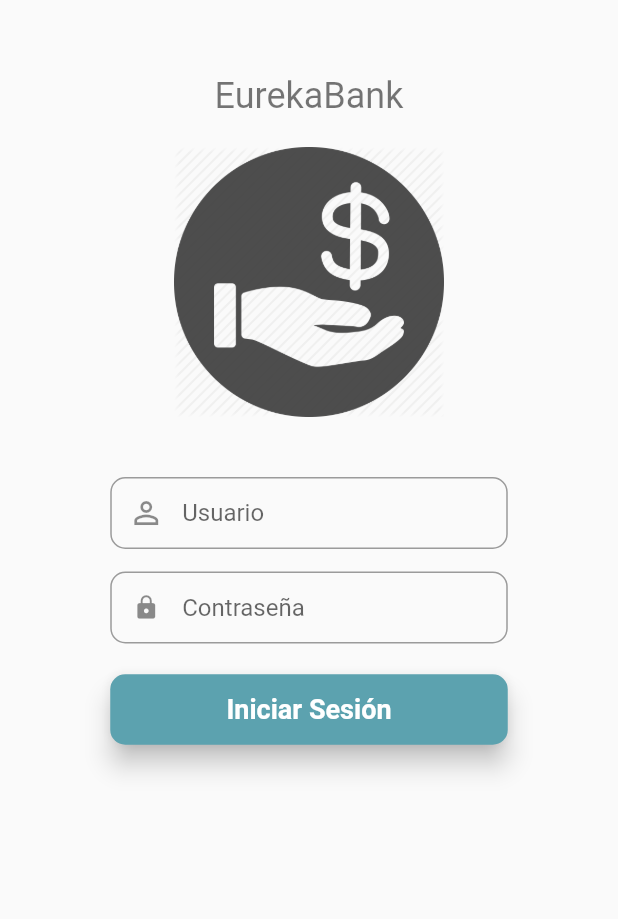
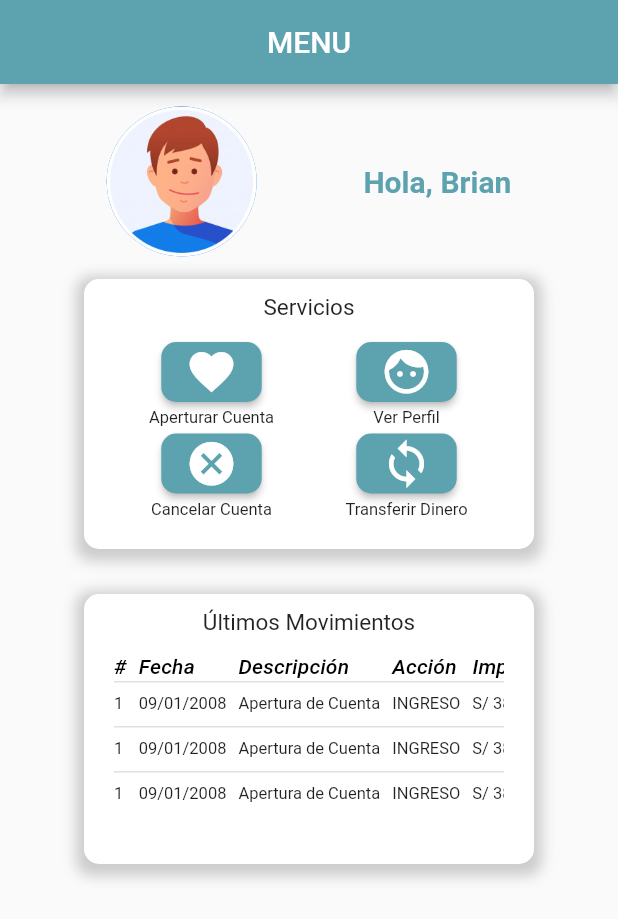
Before and after one commit to borellana96/eurokabank, a Flutter app: the screen it shows after launch, on a phone screen of 412 x 824 dp. Shown: the top 919 px of the screen. Run offline on Flutter 3.47's test engine with Material 2 defaults, Android fonts, the phone set to English and light mode, and no system bars; Roboto replaces fonts that are missing (OpenSans).

Commit message:
menu page

```diff
--- a/lib/main.dart
+++ b/lib/main.dart
@@ -1,5 +1,7 @@
+import 'package:flutter/material.dart';
+
 import 'package:eureka_bank/pages/login_page.dart';
-import 'package:flutter/material.dart';
+import 'package:eureka_bank/pages/menu_page.dart';
 
 void main() {
   runApp(MyApp());
@@ -13,9 +15,10 @@ class MyApp extends StatelessWidget {
     return MaterialApp(
       debugShowCheckedModeBanner: false,
       title: 'Eureka Bank',
-      initialRoute: 'login',
+      initialRoute: 'menu',
       routes: {
-        'login' : (BuildContext context) => LoginPage()
+        'login' : (BuildContext context) => LoginPage(),
+        'menu'  : (BuildContext context) => MenuPage()
       },
       theme: ThemeData(
         primarySwatch: Colors.blue,
--- /dev/null
+++ b/lib/pages/menu_page.dart
@@ -0,0 +1,262 @@
+import 'package:flutter/material.dart';
+
+class MenuPage extends StatelessWidget {
+  const MenuPage({Key key}) : super(key: key);
+
+
+
+  @override
+  Widget build(BuildContext context) {
+    return Scaffold(
+      appBar: AppBar(
+        automaticallyImplyLeading: false,
+        backgroundColor: Color.fromRGBO(92, 162, 175, 1),
+        title: tituloMenu(),
+      ),
+      body: Container(
+        child: Column(
+          children: <Widget>[
+            headerMenu(),
+            Container(
+              width: 300,
+              padding: EdgeInsets.symmetric(horizontal: 20),
+              height: 180,
+              decoration: BoxDecoration(
+                color: Colors.white, //color de fondo
+                borderRadius: BorderRadius.only(
+                    topLeft: Radius.circular(10),
+                    topRight: Radius.circular(10),
+                    bottomLeft: Radius.circular(10),
+                    bottomRight: Radius.circular(10)),
+                boxShadow: [
+                  BoxShadow(
+                    //sombrilla
+                    color: Colors.grey.withOpacity(0.5),
+                    spreadRadius: 5,
+                    blurRadius: 7,
+                    offset: Offset(0, 3),
+                  ),
+                ],
+              ),
+              child: Column(
+                children: <Widget>[
+                  tituloCard("Servicios"),
+                  Container(
+                    child: Row(
+                      mainAxisAlignment: MainAxisAlignment.spaceAround,
+                      children: <Widget>[
+                        botonServicio(Icons.favorite, "Aperturar Cuenta"),
+                        botonServicio(Icons.face, "Ver Perfil"),
+                      ],
+                    ),
+                  ),
+                  Container(
+                    child: Row(
+                      mainAxisAlignment: MainAxisAlignment.spaceAround,
+                      children: <Widget>[
+                        botonServicio(Icons.cancel, "Cancelar Cuenta"),
+                        botonServicio(Icons.sync, "Transferir Dinero"),
+                      ],
+                    ),
+                  ),
+                ],
+              ),
+            ),
+            SizedBox(height: 30),
+            Container(
+              width: 300,
+              height: 180,
+              padding: EdgeInsets.symmetric(horizontal: 20),
+              decoration: BoxDecoration(
+                color: Colors.white, //color de fondo
+                borderRadius: BorderRadius.only(
+                    topLeft: Radius.circular(10),
+                    topRight: Radius.circular(10),
+                    bottomLeft: Radius.circular(10),
+                    bottomRight: Radius.circular(10)),
+                boxShadow: [
+                  BoxShadow(//sombrilla
+                    color: Colors.grey.withOpacity(0.5),
+                    spreadRadius: 5,
+                    blurRadius: 7,
+                    offset: Offset(0, 3),
+                  ),
+                ],
+              ),
+              child: Column(
+                children: <Widget>[
+                  tituloCard("Últimos Movimientos"),
+                  Container(//only table
+                    height: 120,
+                    child: SingleChildScrollView(
+                        scrollDirection: Axis.vertical,
+                        child: Column(
+                          children: <Widget>[
+                            tablaUltimosMovimientos(),
+                          ],
+                        )
+                    ),
+                  ),
+                ],
+              ),
+            ),
+          ],
+        ),
+      ),
+    );
+  }
+
+  Widget tituloMenu() {
+    return Row(
+      mainAxisAlignment: MainAxisAlignment.center,
+      children: <Widget>[
+        Column(
+          mainAxisAlignment: MainAxisAlignment.end,
+          children: <Widget>[
+            Text("MENU"),
+          ],
+        ),
+      ],
+    );
+  }
+
+  Widget headerMenu() {
+    return Container(
+      padding: EdgeInsets.symmetric(vertical: 15),
+      child: Row(
+        mainAxisAlignment: MainAxisAlignment.spaceEvenly,
+        children: <Widget>[
+          Container(
+            child: CircleAvatar(
+              backgroundImage: AssetImage("assets/icono-rostro.png"),
+              radius: 50,
+            ),
+          ),
+          Text(
+            "Hola, Brian",
+            style: TextStyle(
+              color: Color.fromRGBO(92, 162, 175, 1),
+              fontSize: 20.0,
+              fontWeight: FontWeight.bold,
+              fontFamily: 'OpenSans',
+            ),
+          )
+        ],
+      ),
+    );
+  }
+
+  Widget tituloCard(String titulo) {
+    return Container(
+      padding: EdgeInsets.symmetric(vertical: 10),
+      child: Row(
+        mainAxisAlignment: MainAxisAlignment.center,
+        children: <Widget>[
+          Text(titulo, style: TextStyle(fontSize: 15),),
+        ],
+      ),
+    );
+  }
+
+  Widget botonServicio(IconData icon, String tituloBoton) {
+    return Container(
+      width: 100, //centrada de botones
+      child: Column(
+        crossAxisAlignment: CrossAxisAlignment.center,
+        children: <Widget>[
+          ButtonTheme(
+            minWidth: 50,
+            height: 40,
+            child: RaisedButton(
+                child: Icon(icon, color: Colors.white, size: 35),
+                shape: RoundedRectangleBorder(
+                  borderRadius: BorderRadius.circular(10.0),
+                ),
+                onPressed: () {},
+                color: Color.fromRGBO(92, 162, 175, 1)),
+          ),
+          Text(tituloBoton, textAlign: TextAlign.center, style: TextStyle(fontSize: 11))
+        ],
+      ),
+    );
+  }
+
+  Widget tablaUltimosMovimientos() {
+    return SingleChildScrollView(
+      scrollDirection: Axis.horizontal,
+      child: DataTable(
+        headingRowHeight: 20,
+        dataRowHeight: 30,
+        columnSpacing: 8,
+        horizontalMargin: 0,
+        columns: const <DataColumn>[
+          DataColumn(
+            label: Text(
+              '#',
+              style: TextStyle(fontStyle: FontStyle.italic),
+              textAlign: TextAlign.center,
+            ),
+          ),
+          DataColumn(
+            label: Text(
+              'Fecha',
+              style: TextStyle(fontStyle: FontStyle.italic),
+              textAlign: TextAlign.center,
+            ),
+          ),
+          DataColumn(
+            label: Text(
+              'Descripción',
+              style: TextStyle(fontStyle: FontStyle.italic),
+              textAlign: TextAlign.center,
+            ),
+          ),
+          DataColumn(
+            label: Text(
+              'Acción',
+              style: TextStyle(fontStyle: FontStyle.italic),
+              textAlign: TextAlign.center,
+            ),
+          ),
+          DataColumn(
+            label: Text(
+              'Importe',
+              style: TextStyle(fontStyle: FontStyle.italic),
+              textAlign: TextAlign.center,
+            ),
+          ),
+        ],
+        rows: const <DataRow>[
+          DataRow(
+            cells: <DataCell>[
+              DataCell(Text('1',style: TextStyle(fontSize: 11))),
+              DataCell(Text('09/01/2008',style: TextStyle(fontSize: 11))),
+              DataCell(Text('Apertura de Cuenta',style: TextStyle(fontSize: 11))),
+              DataCell(Text('INGRESO',style: TextStyle(fontSize: 11))),
+              DataCell(Text('S/ 3800.00',style: TextStyle(fontSize: 11))),
+            ],
+          ),
+          DataRow(
+            cells: <DataCell>[
+              DataCell(Text('1',style: TextStyle(fontSize: 11))),
+              DataCell(Text('09/01/2008',style: TextStyle(fontSize: 11))),
+              DataCell(Text('Apertura de Cuenta',style: TextStyle(fontSize: 11))),
+              DataCell(Text('INGRESO',style: TextStyle(fontSize: 11))),
+              DataCell(Text('S/ 3800.00',style: TextStyle(fontSize: 11))),
+            ],
+          ),
+          DataRow(
+            cells: <DataCell>[
+              DataCell(Text('1',style: TextStyle(fontSize: 11))),
+              DataCell(Text('09/01/2008',style: TextStyle(fontSize: 11))),
+              DataCell(Text('Apertura de Cuenta',style: TextStyle(fontSize: 11))),
+              DataCell(Text('INGRESO',style: TextStyle(fontSize: 11))),
+              DataCell(Text('S/ 3800.00',style: TextStyle(fontSize: 11))),
+            ],
+          ),
+
+        ],
+      ),
+    );
+  }
+}
```
Also changed, not shown: assets/icono-rostro.png (added).
